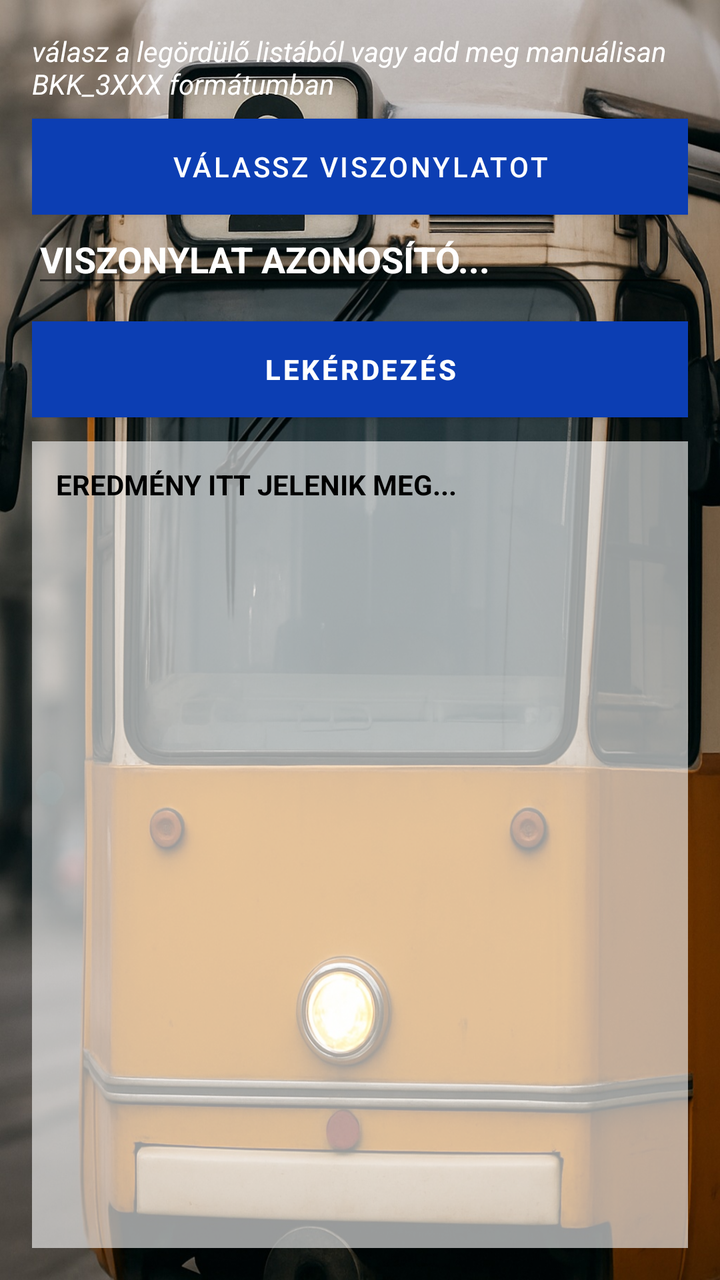
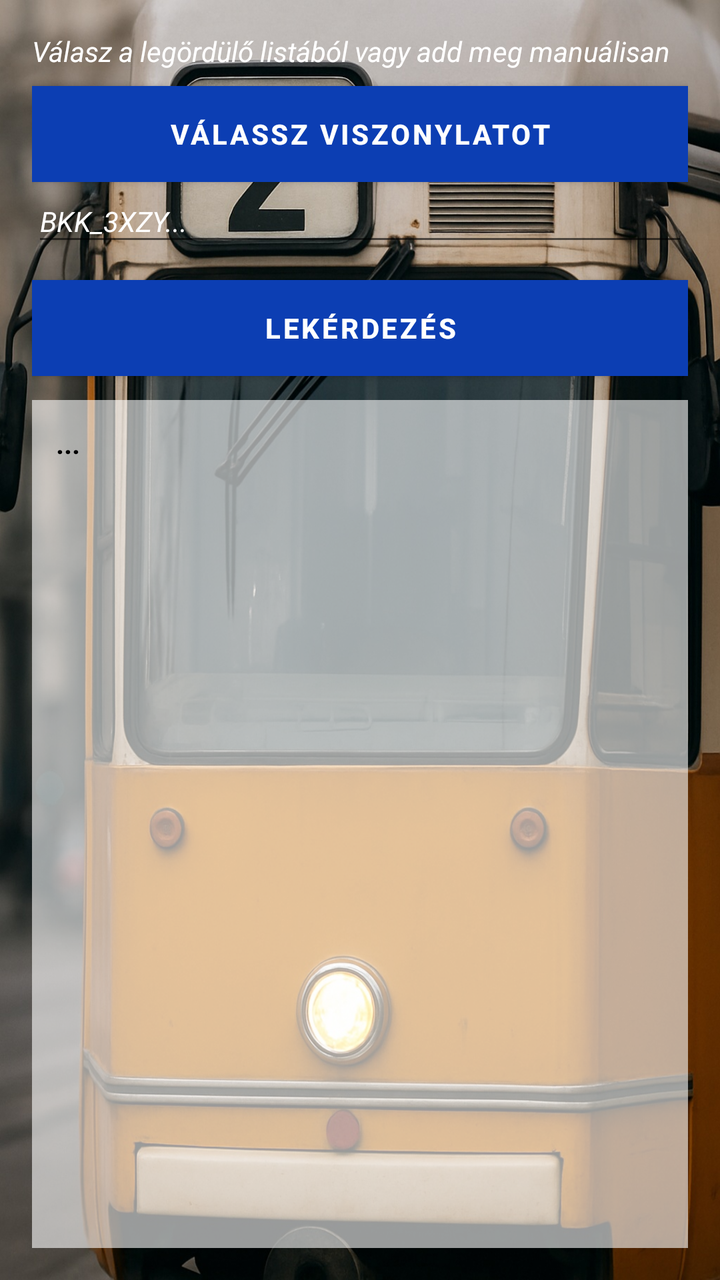

Before-and-after screenshots of an Android layout around one commit, followed by the original layout XML and the change that was made.
<!-- AndroidManifest.xml: application theme Theme.Na3 -->
<!-- res/layout/activity_dk1.xml -->
<LinearLayout xmlns:android="http://schemas.android.com/apk/res/android"
    android:id="@+id/root"
    android:orientation="vertical"
    android:padding="16dp"
    android:layout_width="match_parent"
    android:layout_height="match_parent"
    android:background="@drawable/background_dk1">

    
    <TextView
        android:id="@+id/helpText"
        android:layout_width="match_parent"
        android:layout_height="wrap_content"
        android:text="válasz a legördülő listából vagy add meg manuálisan BKK_3XXX formátumban"
        android:textColor="@android:color/white"
        android:textStyle="italic"
        android:paddingBottom="8dp"/>

    
    <Button
        android:id="@+id/multiSelectButton"
        android:layout_width="match_parent"
        android:layout_height="wrap_content"
        android:text="Válassz viszonylatot"
        android:background="#1565C0"
        android:textColor="@android:color/white"/>

    
    <EditText
        android:id="@+id/queryInput"
        android:hint="VISZONYLAT AZONOSÍTÓ..."
        android:layout_width="match_parent"
        android:layout_height="wrap_content"
        android:textAllCaps="true"
        android:textStyle="bold"
        android:textColor="@android:color/white"
        android:textColorHint="@android:color/white" />

    <Button
        android:id="@+id/queryButton"
        android:text="LEKÉRDEZÉS"
        android:layout_width="match_parent"
        android:layout_height="wrap_content"
        android:layout_marginTop="12dp"
        android:textAllCaps="true"
        android:textStyle="bold"
        android:backgroundTint="@null"
        android:background="#0D47A1"
        android:textColor="@android:color/white" />

    <ScrollView
        android:layout_width="match_parent"
        android:layout_height="0dp"
        android:layout_weight="1"
        android:fillViewport="true"
        android:paddingTop="12dp">

        <TextView
            android:id="@+id/result"
            android:layout_width="match_parent"
            android:layout_height="wrap_content"
            android:padding="12dp"
            android:background="#99FFFFFF"
            android:text="EREDMÉNY ITT JELENIK MEG..."
            android:textColor="#000000"
            android:textStyle="bold"
            android:textIsSelectable="true"
            android:scrollbars="vertical" />
    </ScrollView>
</LinearLayout>
<!-- resources referenced by this layout -->
<resources>
  <!-- drawable background_dk1: jpg bitmap (drawable, 332903 bytes) -->
  <style name="Theme.Na3" parent="Theme.MaterialComponents.DayNight.NoActionBar">
          <item name="colorPrimary">@color/purple_500</item>
          <item name="colorSecondary">@color/teal_200</item>
          <item name="android:windowBackground">@color/white</item>
      </style>
  <color name="purple_500">#0C3EB3</color>
  <color name="teal_200">#03DAC5</color>
  <color name="white">#FFFFFF</color>
</resources>

<!-- the commit's change to res/layout/activity_dk1.xml (unified diff, before → after) -->
@@ -11,9 +11,10 @@
         android:id="@+id/helpText"
         android:layout_width="match_parent"
         android:layout_height="wrap_content"
-        android:text="válasz a legördülő listából vagy add meg manuálisan BKK_3XXX formátumban"
+        android:text="Válasz a legördülő listából vagy add meg manuálisan"
         android:textColor="@android:color/white"
         android:textStyle="italic"
+        android:textSize="14sp"
         android:paddingBottom="8dp"/>
 
     
@@ -21,21 +22,27 @@
         android:id="@+id/multiSelectButton"
         android:layout_width="match_parent"
         android:layout_height="wrap_content"
-        android:text="Válassz viszonylatot"
-        android:background="#1565C0"
-        android:textColor="@android:color/white"/>
+        android:text="VÁLASSZ VISZONYLATOT"
+        android:textAllCaps="true"
+        android:textStyle="bold"
+        android:backgroundTint="@null"
+        android:background="#0D47A1"
+        android:textColor="@android:color/white" />
 
     
     <EditText
         android:id="@+id/queryInput"
-        android:hint="VISZONYLAT AZONOSÍTÓ..."
+        android:hint="BKK_3XZY..."
         android:layout_width="match_parent"
         android:layout_height="wrap_content"
         android:textAllCaps="true"
-        android:textStyle="bold"
+        android:textStyle="italic"
+        android:textSize="14sp"
+        android:paddingBottom="8dp"
         android:textColor="@android:color/white"
         android:textColorHint="@android:color/white" />
 
+    
     <Button
         android:id="@+id/queryButton"
         android:text="LEKÉRDEZÉS"
@@ -61,7 +68,7 @@
             android:layout_height="wrap_content"
             android:padding="12dp"
             android:background="#99FFFFFF"
-            android:text="EREDMÉNY ITT JELENIK MEG..."
+            android:text="..."
             android:textColor="#000000"
             android:textStyle="bold"
             android:textIsSelectable="true"
